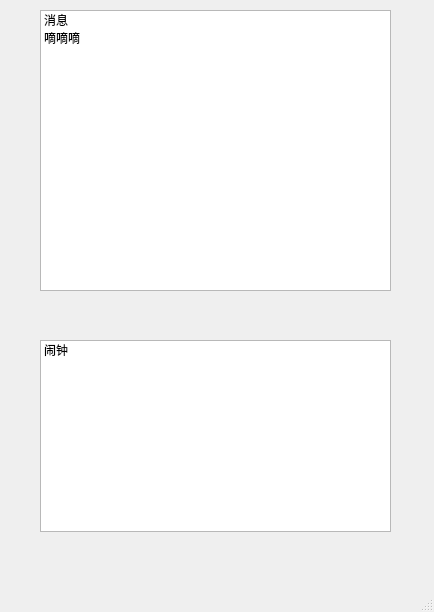
tangdouer1005/DataStructure_course_design, file src/alarm_window.ui: the form before one commit.
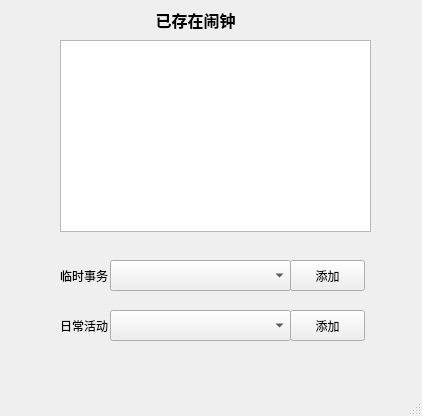
The form after the commit.

Commit message: 闹钟_1

```diff
--- a/src/alarm_window.ui
+++ b/src/alarm_window.ui
@@ -6,8 +6,8 @@
    <rect>
     <x>0</x>
     <y>0</y>
-    <width>434</width>
-    <height>612</height>
+    <width>422</width>
+    <height>416</height>
    </rect>
   </property>
   <property name="windowTitle">
@@ -17,37 +17,97 @@
    <widget class="QListWidget" name="listWidget">
     <property name="geometry">
      <rect>
-      <x>40</x>
-      <y>10</y>
-      <width>351</width>
-      <height>281</height>
-     </rect>
-    </property>
-    <item>
-     <property name="text">
-      <string>消息</string>
-     </property>
-    </item>
-    <item>
-     <property name="text">
-      <string>嘀嘀嘀</string>
-     </property>
-    </item>
-   </widget>
-   <widget class="QListWidget" name="listWidget_2">
-    <property name="geometry">
-     <rect>
-      <x>40</x>
-      <y>340</y>
-      <width>351</width>
+      <x>60</x>
+      <y>40</y>
+      <width>311</width>
       <height>192</height>
      </rect>
     </property>
-    <item>
-     <property name="text">
-      <string>闹钟</string>
-     </property>
-    </item>
+   </widget>
+   <widget class="QLabel" name="label">
+    <property name="geometry">
+     <rect>
+      <x>80</x>
+      <y>0</y>
+      <width>231</width>
+      <height>41</height>
+     </rect>
+    </property>
+    <property name="text">
+     <string>&lt;html&gt;&lt;head/&gt;&lt;body&gt;&lt;p align=&quot;center&quot;&gt;&lt;span style=&quot; font-size:12pt; font-weight:600;&quot;&gt;已存在闹钟&lt;/span&gt;&lt;/p&gt;&lt;/body&gt;&lt;/html&gt;</string>
+    </property>
+   </widget>
+   <widget class="QComboBox" name="temporary_event_combo">
+    <property name="geometry">
+     <rect>
+      <x>110</x>
+      <y>260</y>
+      <width>181</width>
+      <height>31</height>
+     </rect>
+    </property>
+   </widget>
+   <widget class="QPushButton" name="add_temporary_button">
+    <property name="geometry">
+     <rect>
+      <x>290</x>
+      <y>260</y>
+      <width>75</width>
+      <height>31</height>
+     </rect>
+    </property>
+    <property name="text">
+     <string>添加</string>
+    </property>
+   </widget>
+   <widget class="QLabel" name="label_2">
+    <property name="geometry">
+     <rect>
+      <x>60</x>
+      <y>260</y>
+      <width>54</width>
+      <height>31</height>
+     </rect>
+    </property>
+    <property name="text">
+     <string>临时事务</string>
+    </property>
+   </widget>
+   <widget class="QComboBox" name="dairy_event_combo">
+    <property name="geometry">
+     <rect>
+      <x>110</x>
+      <y>310</y>
+      <width>181</width>
+      <height>31</height>
+     </rect>
+    </property>
+   </widget>
+   <widget class="QLabel" name="label_3">
+    <property name="geometry">
+     <rect>
+      <x>60</x>
+      <y>310</y>
+      <width>54</width>
+      <height>31</height>
+     </rect>
+    </property>
+    <property name="text">
+     <string>日常活动</string>
+    </property>
+   </widget>
+   <widget class="QPushButton" name="add_dairy_button">
+    <property name="geometry">
+     <rect>
+      <x>290</x>
+      <y>310</y>
+      <width>75</width>
+      <height>31</height>
+     </rect>
+    </property>
+    <property name="text">
+     <string>添加</string>
+    </property>
    </widget>
   </widget>
   <widget class="QMenuBar" name="menubar">
```
Left out of the diff: 4 changed lines with no effect on the pictures. The commit also changes 5 other files.
